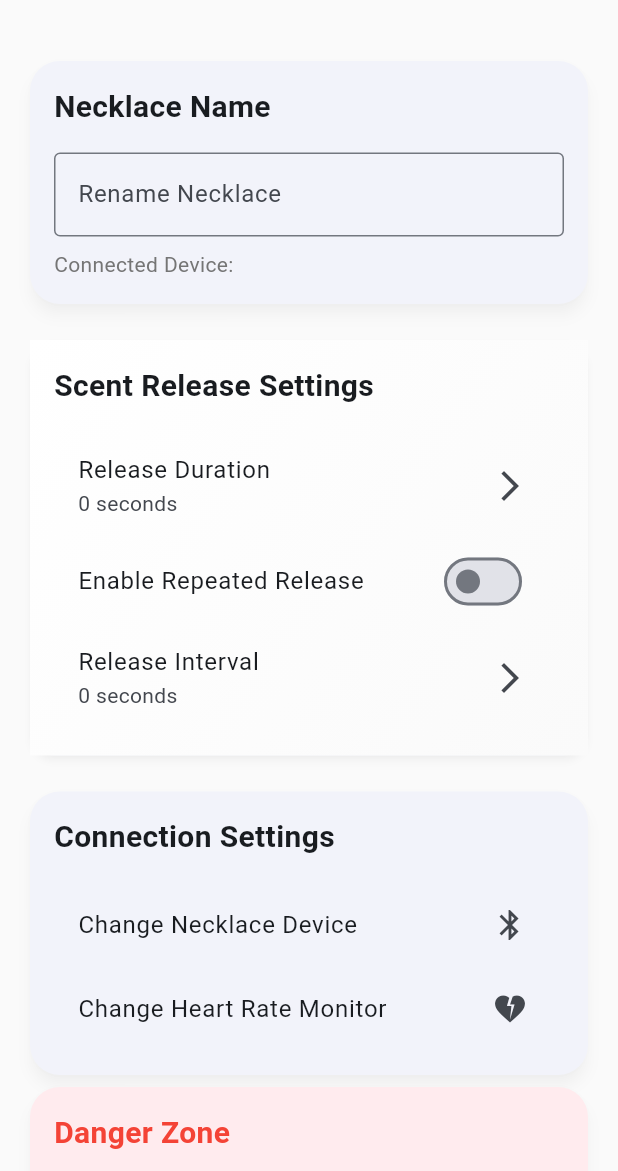
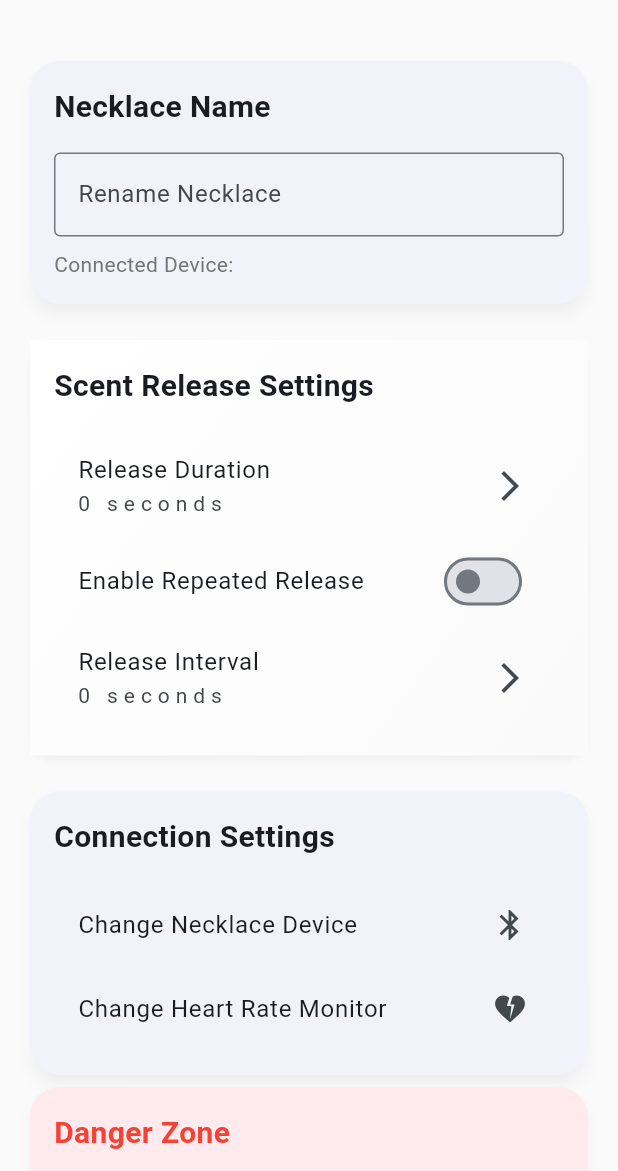
Before and after one commit to TylerHight/calming-necklace, a Flutter app: the SettingsScreen screen opened directly with empty values, on a phone screen of 412 x 824 dp, the part 65-1236 px from its top. Run offline on Flutter 3.47's test engine with Material 3 defaults, Android fonts, the phone set to English and light mode, and no system bars; our stand-ins replace equatable, flutter_bloc, flutter_blue_plus, logger, numberpicker, permission_handler and 3 more; missing offline and left inert: bloc_test, mockito; accounts and stored records are empty.

Commit message:
fix: adjust timer text size and improve duration formatting for better readability

```diff
--- a/lib/core/ui/formatters.dart
+++ b/lib/core/ui/formatters.dart
@@ -1,19 +1,23 @@
-String formatDuration(Duration duration) {
+String formatDuration(Duration duration, {bool useFullWords = false}) {
   final hours = duration.inHours;
   final minutes = duration.inMinutes.remainder(60);
   final seconds = duration.inSeconds.remainder(60);
 
+  String addSpaces(String input) => input.split('').join(' ');
+
   final List<String> parts = [];
 
   if (hours > 0) {
-    parts.add('$hours ${hours == 1 ? 'hour' : 'hours'}');
+    parts.add(useFullWords ? '$hours ${hours == 1 ? 'hour' : 'hours'}' : '${hours}h');
   }
   if (minutes > 0) {
-    parts.add('$minutes ${minutes == 1 ? 'minute' : 'minutes'}');
+    parts.add(useFullWords ? '$minutes ${minutes == 1 ? 'minute' : 'minutes'}' : '${minutes}m');
   }
   if (seconds > 0) {
-    parts.add('$seconds ${seconds == 1 ? 'second' : 'seconds'}');
+    parts.add(useFullWords ? '$seconds ${seconds == 1 ? 'second' : 'seconds'}' : '${seconds}s');
   }
 
-  return parts.isEmpty ? '0 seconds' : parts.join(', ');
+  return addSpaces(parts.isEmpty
+    ? (useFullWords ? '0 seconds' : '0s')
+    : parts.join(useFullWords ? ', ' : ''));
 }
--- a/lib/core/ui/ui_constants.dart
+++ b/lib/core/ui/ui_constants.dart
@@ -54,7 +54,7 @@ class UIConstants {
   static const double periodicTimerSize = 120.0;
   static const double periodicTimerPadding = 16.0;
   static const double periodicTimerStrokeWidth = 8.0;
-  static const double periodicTimerTimeTextSize = 24.0;
+  static const double periodicTimerTimeTextSize = 20.0;
   static const double periodicTimerStatusTextSize = 12.0;
   static const double periodicTimerSpacing = 4.0;
   static const Color periodicTimerActiveColor = Colors.blue;
--- a/lib/features/device_settings_screen/presentation/settings_screen.dart
+++ b/lib/features/device_settings_screen/presentation/settings_screen.dart
@@ -238,7 +238,7 @@ class _SettingsContentState extends State<SettingsContent> {
               ListTile(
                 title: const Text('Release Duration'),
                 subtitle: Text(
-                  formatDuration(state.necklace.emission1Duration),
+                  formatDuration(state.necklace.emission1Duration, useFullWords: true),
                 ),
                 trailing: const Icon(Icons.arrow_forward_ios),
                 onTap: () => _showDurationPicker(
@@ -265,7 +265,7 @@ class _SettingsContentState extends State<SettingsContent> {
               ListTile(
                 title: const Text('Release Interval'),
                 subtitle: Text(
-                  formatDuration(state.necklace.releaseInterval1),
+                  formatDuration(state.necklace.releaseInterval1, useFullWords: true),
                 ),
                 trailing: const Icon(Icons.arrow_forward_ios),
                 onTap: () => _showDurationPicker(
--- a/lib/features/necklaces_screen/widgets/necklace_panel/components/connection_status.dart
+++ b/lib/features/necklaces_screen/widgets/necklace_panel/components/connection_status.dart
@@ -21,9 +21,7 @@ class ConnectionStatus extends StatelessWidget {
         vertical: UIConstants.connectionStatusPaddingV,
       ),
       decoration: BoxDecoration(
-        color: isConnected
-            ? Colors.green.withOpacity(0.1)
-            : Colors.red.withOpacity(0.1),
+        color: isConnected ? Colors.green.withOpacity(0.1) : Colors.grey.withOpacity(0.1),
         borderRadius: BorderRadius.circular(UIConstants.connectionStatusBorderRadius),
       ),
       child: Row(
@@ -35,8 +33,8 @@ class ConnectionStatus extends StatelessWidget {
             width: UIConstants.connectionStatusDotSize,
             height: UIConstants.connectionStatusDotSize,
             decoration: BoxDecoration(
+              color: isConnected ? Colors.green : Colors.grey,
               shape: BoxShape.circle,
-              color: isConnected ? Colors.green : Colors.red,
             ),
           ),
           const SizedBox(width: UIConstants.connectionStatusDotSpacing),
```
Also changed, not shown: .codebuddy/docs/renderflex_error.txt (deleted).
